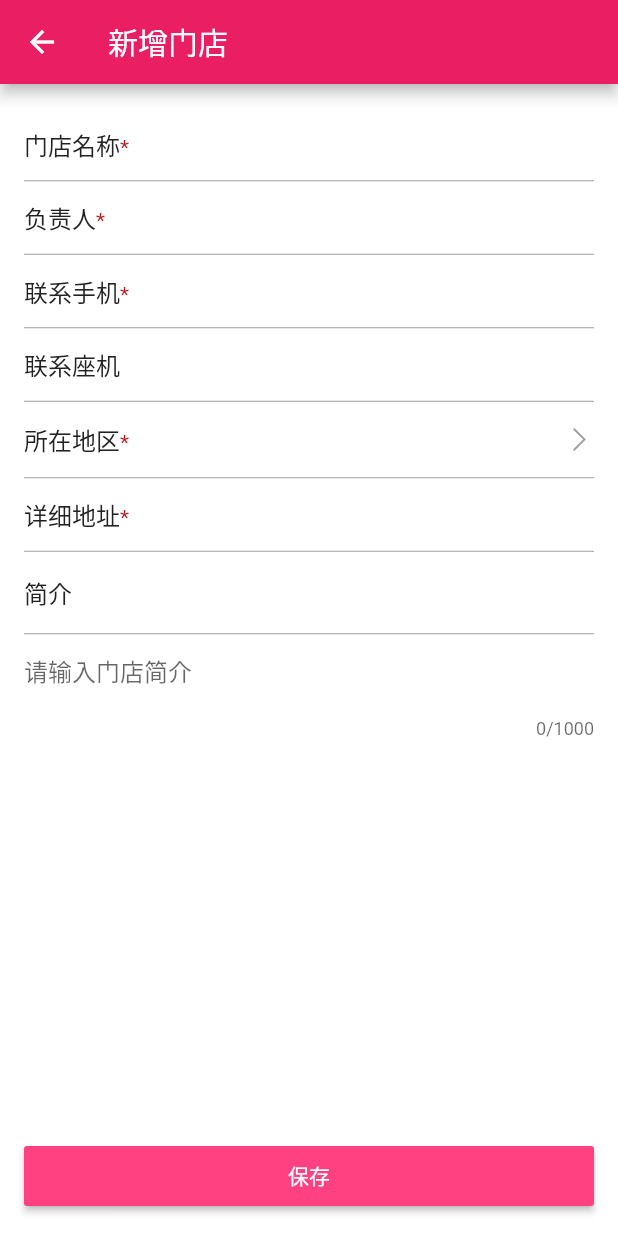
After one commit to 251687230/CatMasterApp, a Flutter app: the MainMenuPage screen opened directly, after a tap on "新增门店", on a phone screen of 412 x 824 dp. The commit adds this screen. Run offline on Flutter 3.47's test engine with Material 2 defaults, Android fonts, the phone set to English and light mode, and no system bars; drawn by our look-alikes of oktoast; our stand-ins replace convert, dio, flutter_svg, package_info, rxdart, shared_preferences; accounts and stored records are empty.

Commit message:
完成 新增门店的ui

```diff
--- a/lib/constants.dart
+++ b/lib/constants.dart
@@ -21,4 +21,8 @@ class Constants{
   static const int ERROR_SERVICE_EXCEPTION = -1;
 
   static const String KEY_SEND_TIME = "send_time";
+
+  static const String KEY_TOKEN = "token";
+
+  static const String KEY_STORES = "stores";
 }
--- a/lib/main.dart
+++ b/lib/main.dart
@@ -1,3 +1,4 @@
+import 'package:catmaster_app/ui/main_menu_page.dart';
 import 'package:flutter/material.dart';
 
 import 'ui/login_in_page.dart';
--- a/lib/network/http_client.dart
+++ b/lib/network/http_client.dart
@@ -36,7 +36,7 @@ class RestClient {
       HttpFail onFail) async {
     FormData formData =  FormData.from({
       "UserName": userName,
-      "Passowrd": SecretUtil.generateMd5(password)
+      "Password": SecretUtil.generateMd5(password)
     });
     doRequest(TYPE_POST,Constants.LOGIN_URL, formData, onSuccess, onFail);
   }
@@ -93,7 +93,7 @@ class RestClient {
   void register(String phoneNum,String password,String captcha,HttpSuccess onSuccess,HttpFail onFail) async{
     FormData formData =  FormData.from({
       "UserName": phoneNum,
-      "Password": password
+      "Password": SecretUtil.generateMd5(password)
     });
     doRequest(TYPE_POST,Constants.REGISTER_URL, formData, onSuccess, onFail);
   }
--- a/lib/ui/edit_psd_page.dart
+++ b/lib/ui/edit_psd_page.dart
@@ -10,10 +10,14 @@ import 'package:oktoast/oktoast.dart';
 import '../constants.dart';
 
 class EditPsdPage extends StatelessWidget {
+  int type;
+
+  EditPsdPage({this.type});
+
   @override
   Widget build(BuildContext context) {
     return Scaffold(
-      appBar: AppBar(title: Text("找回密码"),),
+      appBar: AppBar(title: Text(type == 0?"找回密码":"修改密码"),),
       body: Padding(padding: EdgeInsets.fromLTRB(32,16,32,0),
       child: EditPsdField(),),
     );
--- /dev/null
+++ b/lib/ui/edit_store_page.dart
@@ -0,0 +1,151 @@
+import 'package:flutter/material.dart';
+import 'package:flutter_svg/flutter_svg.dart';
+
+class EditStorePage extends StatefulWidget {
+  @override
+  State<StatefulWidget> createState() {
+    return _EditStoreState();
+  }
+}
+
+class _EditStoreState extends State<EditStorePage> {
+  @override
+  Widget build(BuildContext context) {
+    return Scaffold(
+      appBar: AppBar(
+        title: Text("新增门店"),
+      ),
+      body: Container(
+          color: Colors.white,
+          width: double.infinity,
+          padding: EdgeInsets.all(16),
+          child: Column(
+              crossAxisAlignment: CrossAxisAlignment.start,
+              children: <Widget>[
+                Expanded(
+                  child:Column(
+                    crossAxisAlignment: CrossAxisAlignment.start,
+                      children: <Widget>[
+                    createItem("门店名称", true, 20),
+                    Divider(
+                      height: 1,
+                      color: Colors.grey,
+                    ),
+                    createItem("负责人", true, 10),
+                    Divider(
+                      height: 1,
+                      color: Colors.grey,
+                    ),
+                    createItem("联系手机", true, 11),
+                    Divider(
+                      height: 1,
+                      color: Colors.grey,
+                    ),
+                    createItem("联系座机", false, 15),
+                    Divider(
+                      height: 1,
+                      color: Colors.grey,
+                    ),
+                    Row(
+                      children: <Widget>[
+                        Expanded(
+                            child: RichText(
+                          text: TextSpan(
+                            children: <TextSpan>[
+                              TextSpan(
+                                  text: "所在地区",
+                                  style: TextStyle(
+                                      color: Colors.grey[900], fontSize: 16)),
+                              TextSpan(
+                                  text: "*",
+                                  style: TextStyle(color: Colors.red[900]))
+                            ],
+                          ),
+                        )),
+                        Padding(
+                          child: Row(
+                            children: <Widget>[
+                              Text(
+                                "",
+                              ),
+                              SvgPicture.asset(
+                                "assets/right_arrow.svg",
+                                width: 20,
+                                height: 20,
+                                color: Colors.grey,
+                              )
+                            ],
+                          ),
+                          padding: EdgeInsets.fromLTRB(0, 15, 0, 15),
+                        )
+                      ],
+                    ),
+                    Divider(
+                      height: 1,
+                      color: Colors.grey,
+                    ),
+                    createItem("详细地址", true, 30),
+                    Divider(
+                      height: 1,
+                      color: Colors.grey,
+                    ),
+                    Padding(
+                      child: Text(
+                        "简介",
+                        style: TextStyle(color: Colors.grey[900], fontSize: 16),
+                      ),
+                      padding: EdgeInsets.fromLTRB(0, 15, 0, 15),
+                    ),
+                    Divider(
+                      height: 1,
+                      color: Colors.grey,
+                    ),
+                    Container(
+                      child: TextField(
+                        decoration: InputDecoration(
+                          border: InputBorder.none,
+                          hintText: "请输入门店简介",
+                        ),
+                        maxLength: 1000,
+                        maxLines: null,
+                      ),
+                      constraints: BoxConstraints(maxHeight: 100),
+                    )
+                  ]),
+                ),
+                RaisedButton(child:
+                  Text("保存",style: TextStyle(color: Colors.white),),
+                onPressed: (){
+                  print("点击了保存按钮");
+                },)
+              ])),
+    );
+  }
+
+  Row createItem(String title, bool isMust, int maxLength) {
+    return Row(
+      children: <Widget>[
+        Expanded(
+            child: RichText(
+          text: TextSpan(
+            children: <TextSpan>[
+              TextSpan(
+                  text: title,
+                  style: TextStyle(color: Colors.grey[900], fontSize: 16)),
+              TextSpan(
+                  text: isMust ? "*" : "",
+                  style: TextStyle(color: Colors.red[900]))
+            ],
+          ),
+        )),
+        Expanded(
+            child: TextField(
+          decoration:
+              InputDecoration(border: InputBorder.none, counterText: ""),
+          maxLength: maxLength,
+          textDirection: TextDirection.rtl,
+        ))
+      ],
+    );
+  }
+}
--- /dev/null
+++ b/lib/ui/home_page.dart
@@ -0,0 +1,57 @@
+import 'dart:convert';
+
+import 'package:catmaster_app/constants.dart';
+import 'package:catmaster_app/entity/store.dart';
+import 'package:catmaster_app/ui/edit_store_page.dart';
+import 'package:flutter/material.dart';
+import 'package:flutter_svg/flutter_svg.dart';
+import 'package:shared_preferences/shared_preferences.dart';
+
+class HomePage extends StatefulWidget{
+  @override
+  State<StatefulWidget> createState() {
+    return _HomeState();
+  }
+}
+
+class _HomeState extends State<HomePage>{
+  var stores = [];
+  @override
+  Widget build(BuildContext context) {
+    return Scaffold(
+      appBar: AppBar(title: InkWell(child:Row(
+        children: <Widget>[
+          Offstage(
+            offstage: stores.length == 0,
+          child:SvgPicture.asset("assets/default_logo.svg",width: 36,height: 36,)
+          ,),
+          Padding(child: Text("新增门店"),
+            padding: EdgeInsets.fromLTRB(10, 0, 5, 0)
+            ,),
+          SvgPicture.asset("assets/right_arrow.svg",width: 20,height: 20,),
+        ],
+      ),
+        onTap: (){
+          Navigator.push(context, MaterialPageRoute(
+            builder: (context){
+              return EditStorePage();
+            }
+          ));
+        },
+      ),automaticallyImplyLeading: false,),
+    );
+  }
+
+  @override
+  void initState() {
+    super.initState();
+    getStores();
+  }
+
+  void getStores() async{
+    SharedPreferences sharedPreferences = await SharedPreferences.getInstance();
+    String storeStr =  sharedPreferences.get(Constants.KEY_STORES);
+    List decodeJson = json.decode(storeStr);
+    stores = decodeJson.map((m) => new Store.fromJson(m)).toList();
+  }
+}
--- /dev/null
+++ b/lib/ui/main_menu_page.dart
@@ -0,0 +1,85 @@
+import 'package:catmaster_app/ui/home_page.dart';
+import 'package:catmaster_app/ui/manage_page.dart';
+import 'package:catmaster_app/ui/mine_page.dart';
+import 'package:flutter/cupertino.dart';
+import 'package:flutter/material.dart';
+import 'package:flutter_svg/flutter_svg.dart';
+
+class MainMenuPage extends StatefulWidget{
+  @override
+  _MainMenuPageState createState() => _MainMenuPageState();
+}
+
+class _MainMenuPageState extends State<MainMenuPage> {
+  int _tabIndex = 0;
+
+  var tabImages;
+
+  var appBarTitles = ['首页', '管理', '我的'];
+
+  /*
+   * 存放三个页面，跟fragmentList一样
+   */
+  var _pageList = [HomePage(),ManagePage(),MinePage()];
+
+  @override
+  Widget build(BuildContext context) {
+    initData();
+    return Scaffold(bottomNavigationBar: BottomNavigationBar(
+      items: <BottomNavigationBarItem>[
+        BottomNavigationBarItem(
+          icon: getTabIcon(0),title: getTabTitle(0)
+        ),
+        BottomNavigationBarItem(
+            icon:  getTabIcon(1),title: getTabTitle(1)
+        ),
+        BottomNavigationBarItem(
+            icon:  getTabIcon(2),title: getTabTitle(2)
+        ),
+      ],
+      type: BottomNavigationBarType.fixed,
+      //默认选中首页
+      currentIndex: _tabIndex,
+      iconSize: 24.0,
+      //点击事件
+      onTap: (index) {
+        setState(() {
+          _tabIndex = index;
+        });
+      },
+    ),
+    body: _pageList[_tabIndex],);
+  }
+
+  Text getTabTitle(int curIndex) {
+    if (curIndex == _tabIndex) {
+      return new Text(appBarTitles[curIndex],
+          style: new TextStyle(fontSize: 14.0, color:  Colors.pinkAccent));
+    } else {
+      return new Text(appBarTitles[curIndex],
+          style: new TextStyle(fontSize: 14.0, color: Color(0xFF8A8A8A)));
+    }
+  }
+
+  SvgPicture getTabImage(path) {
+    return SvgPicture.asset(path,width: 24,height: 24,);
+  }
+
+  SvgPicture getTabIcon(int curIndex) {
+    if (curIndex == _tabIndex) {
+      return tabImages[curIndex][1];
+    }
+    return tabImages[curIndex][0];
+  }
+
+  void initData() {
+    /*
+     * 初始化选中和未选中的icon
+     */
+    tabImages = [
+      [getTabImage('assets/home.svg'), getTabImage('assets/home_select.svg')],
+      [getTabImage('assets/manage.svg'), getTabImage('assets/manage_select.svg')],
+      [getTabImage('assets/mine.svg'), getTabImage('assets/mine_select.svg')]
+    ];
+  }
+}
--- a/pubspec.yaml
+++ b/pubspec.yaml
@@ -28,6 +28,7 @@ dependencies:
   package_info: ^0.4.0+13
   shared_preferences: ^0.5.6
   rxdart : ^0.23.1
+  city_pickers: ^0.1.30
 
 dev_dependencies:
   flutter_test:
```
Also changed, not shown: lib/entity/store.dart (added, +38 -0 lines), lib/ui/login_in_page.dart (+18 -1 lines), lib/ui/manage_page.dart (added, +8 -0 lines), lib/ui/mine_page.dart (added, +8 -0 lines), assets/default_logo.svg (added), assets/home.svg (added), assets/home_select.svg (added), assets/manage.svg (added), assets/manage_select.svg (added), assets/mine.svg (added), assets/mine_select.svg (added), assets/right_arrow.svg (added), pubspec.lock.
